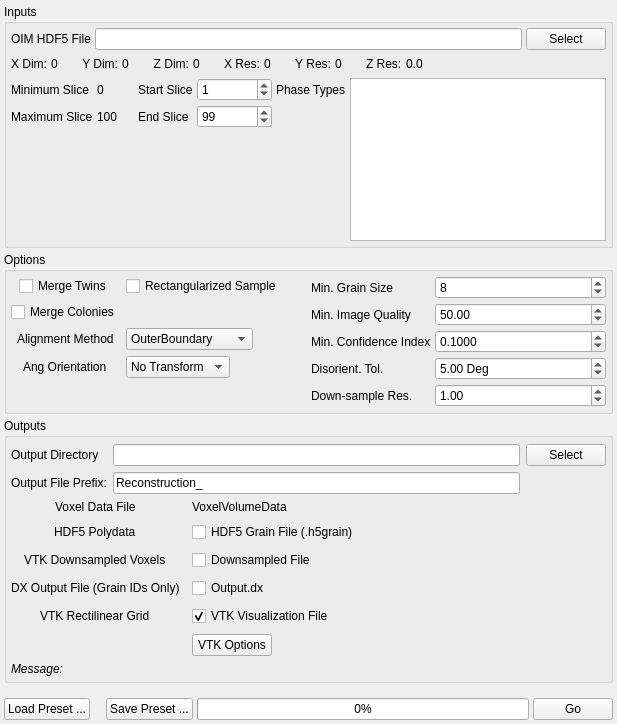
First picture: the form in Source/UIPlugins/Reconstruction/ReconstructionWidget.ui, repository BlueQuartzSoftware/DREAM3D, before the edit.
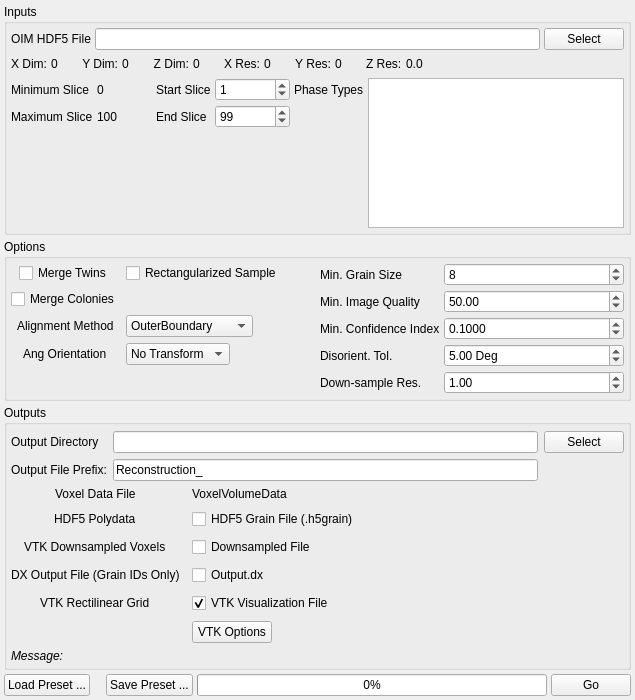
Second picture: the form after the edit. Custom widgets are drawn as their Qt base class.

Patch:
```diff
--- a/Source/UIPlugins/Reconstruction/ReconstructionWidget.ui
+++ b/Source/UIPlugins/Reconstruction/ReconstructionWidget.ui
@@ -6,8 +6,8 @@
    <rect>
     <x>0</x>
     <y>0</y>
-    <width>617</width>
-    <height>724</height>
+    <width>635</width>
+    <height>700</height>
    </rect>
   </property>
   <property name="sizePolicy">
```
